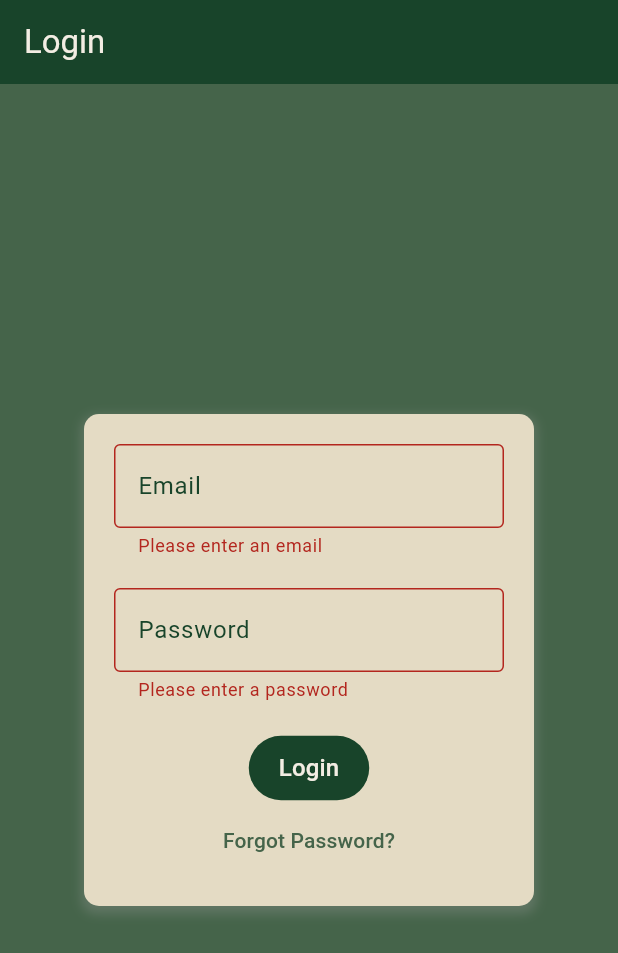
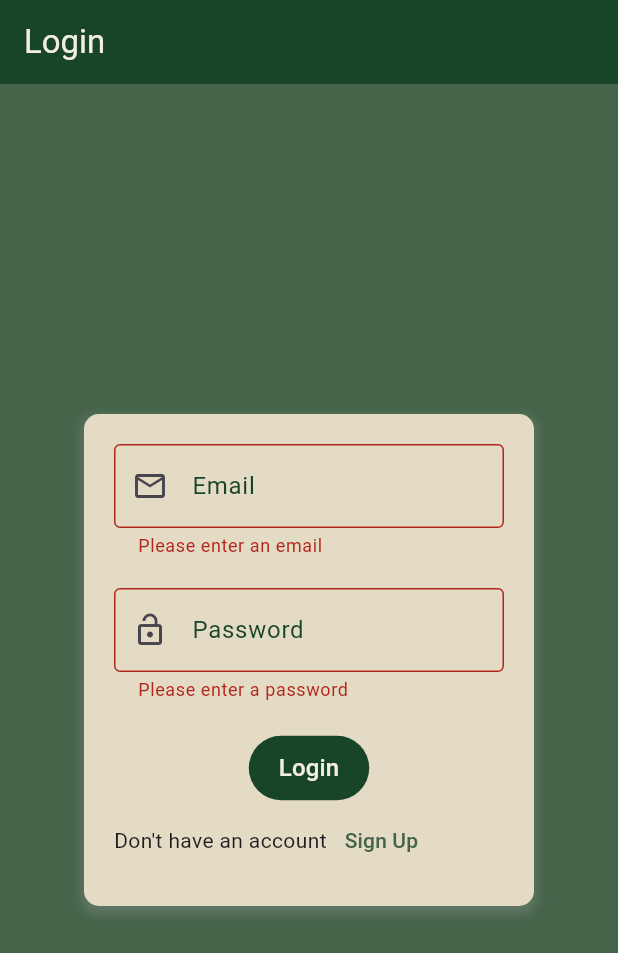
Before and after one commit to M-Raqib-Usman/TO_DO_APP, a Flutter app: the screen it shows after launch, after a tap on "Login", on a phone screen of 412 x 824 dp. Shown: the top 953 px of the screen. Run offline on Flutter 3.47's test engine with Material 3 defaults, Android fonts, the phone set to English and light mode, and no system bars; our stand-ins replace firebase_core, shared_preferences; accounts and stored records are empty.

Commit message:
Auth screens

```diff
--- a/lib/screens/HomeScreen.dart
+++ b/lib/screens/HomeScreen.dart
@@ -7,6 +7,7 @@ class HomeScreen extends StatelessWidget {
   Widget build(BuildContext context) {
     return Scaffold(
       appBar: AppBar(
+        automaticallyImplyLeading: false,
         title: Text('Home', style: TextStyle(color: Color(0xFFF3EDE3))),
         backgroundColor: Color(0xFF18442A),
       ),
--- a/lib/screens/Splash_screen.dart
+++ b/lib/screens/Splash_screen.dart
@@ -1,7 +1,7 @@
 import 'dart:async';
 
 import 'package:flutter/material.dart';
-import 'package:to_do/screens/Login.dart';
+import 'package:to_do/screens/auth/Login.dart';
 
 class SplashScreen extends StatefulWidget {
   const SplashScreen({super.key});
--- /dev/null
+++ b/lib/screens/auth/Login.dart
@@ -0,0 +1,195 @@
+import 'package:flutter/material.dart';
+import 'package:to_do/screens/HomeScreen.dart';
+import 'package:to_do/screens/auth/Signup.dart';
+import 'package:to_do/screens/todo_screen.dart';
+
+// The login screen widget
+class LoginScreen extends StatefulWidget {
+  @override
+  _LoginScreenState createState() => _LoginScreenState();
+}
+
+class _LoginScreenState extends State<LoginScreen> {
+  // Key to track the form's state
+  final _formKey = GlobalKey<FormState>();
+  // Controllers to track text input
+  final _emailController = TextEditingController();
+  final _passwordController = TextEditingController();
+
+  @override
+  void initState() {
+    super.initState();
+    // Listen for text changes to update border color
+    _emailController.addListener(() {
+      setState(() {}); // Rebuild UI when email text changes
+    });
+    _passwordController.addListener(() {
+      setState(() {}); // Rebuild UI when password text changes
+    });
+  }
+
+  @override
+  void dispose() {
+    // Clean up controllers to avoid memory leaks
+    _emailController.dispose();
+    _passwordController.dispose();
+    super.dispose();
+  }
+
+  @override
+  Widget build(BuildContext context) {
+    // Define AppBar color for reuse
+    const appBarColor = Color(0xFF18442A);
+
+    return Scaffold(
+      appBar: AppBar(
+        automaticallyImplyLeading: false,
+        title: Text('Login', style: TextStyle(color: Color(0xFFF3EDE3))),
+        backgroundColor: appBarColor,
+      ),
+      backgroundColor: Color(0xFF45644A), // Screen background color
+      body: Center(
+        child: Container(
+          width: 300, // Fixed width for the form container
+          padding: EdgeInsets.all(20.0), // Inner padding for the form
+          decoration: BoxDecoration(
+            color: Color(0xFFE4DBC4), // Container background color
+            borderRadius: BorderRadius.circular(10), // Rounded corners
+            boxShadow: [
+              BoxShadow(
+                color: Colors.grey.withOpacity(0.3), // Subtle shadow
+                spreadRadius: 2,
+                blurRadius: 5,
+                offset: Offset(0, 3), // Shadow position
+              ),
+            ],
+          ),
+          child: Form(
+            key: _formKey, // Connects the form to the key
+            child: Column(
+              mainAxisSize: MainAxisSize.min, // Shrink-wrap the column
+              children: [
+                // Email input field
+                TextFormField(
+                  controller: _emailController, // Attach controller
+                  decoration: InputDecoration(
+                    labelText: 'Email',
+                    labelStyle: TextStyle(color: appBarColor),
+                    prefixIcon:Icon(Icons.email_outlined),
+                    border: OutlineInputBorder(
+                      borderSide: BorderSide(
+                        color:
+                            _emailController.text.isEmpty
+                                ? Colors
+                                    .grey // Default color when empty
+                                : appBarColor, // AppBar color when filled
+                      ),
+                    ),
+                    focusedBorder: OutlineInputBorder(
+                      borderSide: BorderSide(
+                        color:
+                            _emailController.text.isEmpty
+                                ? Colors.grey
+                                : appBarColor,
+                      ),
+                    ),
+                  ),
+                  // Check if email is valid
+                  validator: (value) {
+                    if (value == null || value.isEmpty) {
+                      return 'Please enter an email';
+                    }
+                    // Simple email check (contains @ and .)
+                    if (!value.contains('@') || !value.contains('.')) {
+                      return 'Enter a valid email';
+                    }
+                    return null; // Return null if valid
+                  },
+                ),
+                SizedBox(height: 20), // Space between fields
+                // Password input field
+                TextFormField(
+                  controller: _passwordController, // Attach controller
+                  decoration: InputDecoration(
+                    labelText: 'Password',
+                    labelStyle: TextStyle(color: appBarColor),
+                    prefixIcon:Icon(Icons.lock_open),
+                    border: OutlineInputBorder(
+                      borderSide: BorderSide(
+                        color:
+                            _passwordController.text.isEmpty
+                                ? Colors
+                                    .grey // Default color when empty
+                                : appBarColor, // AppBar color when filled
+                      ),
+                    ),
+                    focusedBorder: OutlineInputBorder(
+                      borderSide: BorderSide(
+                        color:
+                            _passwordController.text.isEmpty
+                                ? Colors.grey
+                                : appBarColor,
+                      ),
+                    ),
+                  ),
+                  obscureText: true, // Hide password text
+                  // Check if password is empty
+                  validator: (value) {
+                    if (value == null || value.isEmpty) {
+                      return 'Please enter a password';
+                    }
+                    return null; // Return null if valid
+                  },
+                ),
+                SizedBox(height: 20), // Space before button
+                // Login button
+                TextButton(
+                  style: TextButton.styleFrom(
+                    backgroundColor: appBarColor, // Button background
+                    padding: EdgeInsets.symmetric(horizontal: 20, vertical: 10),
+                  ),
+                  onPressed: () {
+                    // Check if form is valid
+                    if (_formKey.currentState!.validate()) {
+                      // Navigate to TodoScreen
+                      Navigator.pushReplacement(
+                        context,
+                        MaterialPageRoute(builder: (context) => HomeScreen()),
+                      );
+                    }
+                  },
+                  child: Text(
+                    'Login',
+                    style: TextStyle(fontSize: 16, color: Color(0xFFF3EDE3)),
+                  ),
+                ),
+                // Forgot Password text
+                Row(
+                  children: [
+                    Text("Don't have an account"),
+                    TextButton(
+                      style: TextButton.styleFrom(
+                        backgroundColor: Colors.transparent, // Match container
+                      ),
+                      onPressed: () {
+                        // Placeholder action for Forgot Password
+                        Navigator.push(
+                          context,
+                          MaterialPageRoute(builder: (context) => SignupScreen()),
+                        );
+                      },
+                      child: Text(
+                        'Sign Up',
+                        style: TextStyle(color: Color(0xFF45644A)),
+                      ),
+                    ),
+                  ],
+                ),
+              ],
+            ),
+          ),
+        ),
+      ),
+    );
+  }
+}
--- a/lib/screens/Login.dart
+++ b/lib/screens/auth/Signup.dart
@@ -1,14 +1,15 @@
 import 'package:flutter/material.dart';
 import 'package:to_do/screens/HomeScreen.dart';
+import 'package:to_do/screens/auth/Login.dart';
 import 'package:to_do/screens/todo_screen.dart';
 
 // The login screen widget
-class LoginScreen extends StatefulWidget {
+class SignupScreen extends StatefulWidget {
   @override
-  _LoginScreenState createState() => _LoginScreenState();
+  _SignupScreenState createState() => _SignupScreenState();
 }
 
-class _LoginScreenState extends State<LoginScreen> {
+class _SignupScreenState extends State<SignupScreen> {
   // Key to track the form's state
   final _formKey = GlobalKey<FormState>();
   // Controllers to track text input
@@ -42,7 +43,7 @@ class _LoginScreenState extends State<LoginScreen> {
 
     return Scaffold(
       appBar: AppBar(
-        title: Text('Login', style: TextStyle(color: Color(0xFFF3EDE3))),
+        title: Text('SignUp', style: TextStyle(color: Color(0xFFF3EDE3))),
         backgroundColor: appBarColor,
       ),
       backgroundColor: Color(0xFF45644A), // Screen background color
@@ -73,6 +74,7 @@ class _LoginScreenState extends State<LoginScreen> {
                   decoration: InputDecoration(
                     labelText: 'Email',
                     labelStyle: TextStyle(color: appBarColor),
+                    prefixIcon:Icon(Icons.email_outlined),
                     border: OutlineInputBorder(
                       borderSide: BorderSide(
                         color:
@@ -110,6 +112,7 @@ class _LoginScreenState extends State<LoginScreen> {
                   decoration: InputDecoration(
                     labelText: 'Password',
                     labelStyle: TextStyle(color: appBarColor),
+                    prefixIcon:Icon(Icons.lock_open),
                     border: OutlineInputBorder(
                       borderSide: BorderSide(
                         color:
@@ -150,28 +153,33 @@ class _LoginScreenState extends State<LoginScreen> {
                       // Navigate to TodoScreen
                       Navigator.pushReplacement(
                         context,
-                        MaterialPageRoute(builder: (context) => HomeScreen()),
+                        MaterialPageRoute(builder: (context) => LoginScreen()),
                       );
                     }
                   },
                   child: Text(
-                    'Login',
+                    'Sign Up',
                     style: TextStyle(fontSize: 16, color: Color(0xFFF3EDE3)),
                   ),
                 ),
                 // Forgot Password text
+                Row(
+                  children: [
+                    Text('Already have an account'),
                     TextButton(
                       style: TextButton.styleFrom(
                         backgroundColor: Colors.transparent, // Match container
                       ),
                       onPressed: () {
                         // Placeholder action for Forgot Password
-                    print('Forgot Password clicked');
+                        Navigator.push(context, MaterialPageRoute(builder: (context)=>LoginScreen()));
                       },
                       child: Text(
-                    'Forgot Password?',
+                        'Login',
                         style: TextStyle(color: Color(0xFF45644A)),
                       ),
+                    ),
+                  ],
                 ),
               ],
             ),
```
Lines whose indentation alone changed are shown as unchanged.
